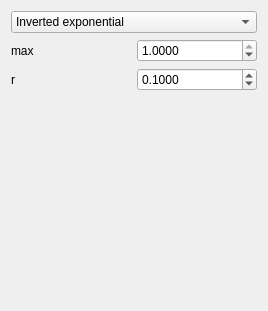
This is Tools/ToolMutualismBreakdowner/qtpoisoningfunctionwidget.ui in richelbilderbeek/ProjectRichelBilderbeek as Qt 5 draws it before an edit. The edited form follows.
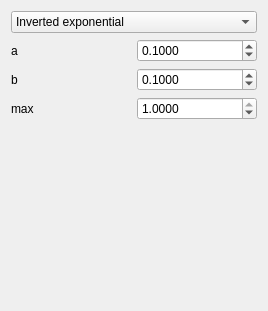
This is the edited form. Icons and pictures are not drawn.

Diff of the .ui file:
```diff
--- a/Tools/ToolMutualismBreakdowner/qtpoisoningfunctionwidget.ui
+++ b/Tools/ToolMutualismBreakdowner/qtpoisoningfunctionwidget.ui
@@ -28,26 +28,7 @@
     </widget>
    </item>
    <item row="1" column="1">
-    <widget class="QDoubleSpinBox" name="box_ie_max">
-     <property name="decimals">
-      <number>4</number>
-     </property>
-     <property name="minimum">
-      <double>0.000000000000000</double>
-     </property>
-     <property name="maximum">
-      <double>1.000000000000000</double>
-     </property>
-     <property name="singleStep">
-      <double>0.100000000000000</double>
-     </property>
-     <property name="value">
-      <double>1.000000000000000</double>
-     </property>
-    </widget>
-   </item>
-   <item row="2" column="1">
-    <widget class="QDoubleSpinBox" name="box_ie_r">
+    <widget class="QDoubleSpinBox" name="box_a">
      <property name="decimals">
       <number>4</number>
      </property>
@@ -62,17 +43,17 @@
      </property>
     </widget>
    </item>
-   <item row="1" column="0">
-    <widget class="QLabel" name="label_ie_max">
+   <item row="3" column="0">
+    <widget class="QLabel" name="label_max">
      <property name="text">
       <string>max</string>
      </property>
     </widget>
    </item>
-   <item row="2" column="0">
-    <widget class="QLabel" name="label_ie_r">
+   <item row="1" column="0">
+    <widget class="QLabel" name="label_a">
      <property name="text">
-      <string>r</string>
+      <string>a</string>
      </property>
     </widget>
    </item>
@@ -85,8 +66,21 @@
      </item>
     </widget>
    </item>
-   <item row="3" column="0" colspan="2">
-    <spacer name="verticalSpacer">
+   <item row="6" column="0" colspan="2">
+    <widget class="QLabel" name="label">
+     <property name="text">
+      <string/>
+     </property>
+     <property name="pixmap">
+      <pixmap resource="ToolMutualismBreakdowner.qrc">:/images/Sulfide.jpg</pixmap>
+     </property>
+     <property name="alignment">
+      <set>Qt::AlignCenter</set>
+     </property>
+    </widget>
+   </item>
+   <item row="5" column="0" colspan="2">
+    <spacer name="spacer">
      <property name="orientation">
       <enum>Qt::Vertical</enum>
      </property>
@@ -98,6 +92,48 @@
      </property>
     </spacer>
    </item>
+   <item row="3" column="1">
+    <widget class="QDoubleSpinBox" name="box_max">
+     <property name="decimals">
+      <number>4</number>
+     </property>
+     <property name="minimum">
+      <double>0.000000000000000</double>
+     </property>
+     <property name="maximum">
+      <double>1.000000000000000</double>
+     </property>
+     <property name="singleStep">
+      <double>0.100000000000000</double>
+     </property>
+     <property name="value">
+      <double>1.000000000000000</double>
+     </property>
+    </widget>
+   </item>
+   <item row="2" column="0">
+    <widget class="QLabel" name="label_b">
+     <property name="text">
+      <string>b</string>
+     </property>
+    </widget>
+   </item>
+   <item row="2" column="1">
+    <widget class="QDoubleSpinBox" name="box_b">
+     <property name="decimals">
+      <number>4</number>
+     </property>
+     <property name="maximum">
+      <double>10000.000000000000000</double>
+     </property>
+     <property name="singleStep">
+      <double>0.100000000000000</double>
+     </property>
+     <property name="value">
+      <double>0.100000000000000</double>
+     </property>
+    </widget>
+   </item>
   </layout>
  </widget>
  <resources>
```
Left out of the diff: 13 changed lines with no effect on the pictures.
